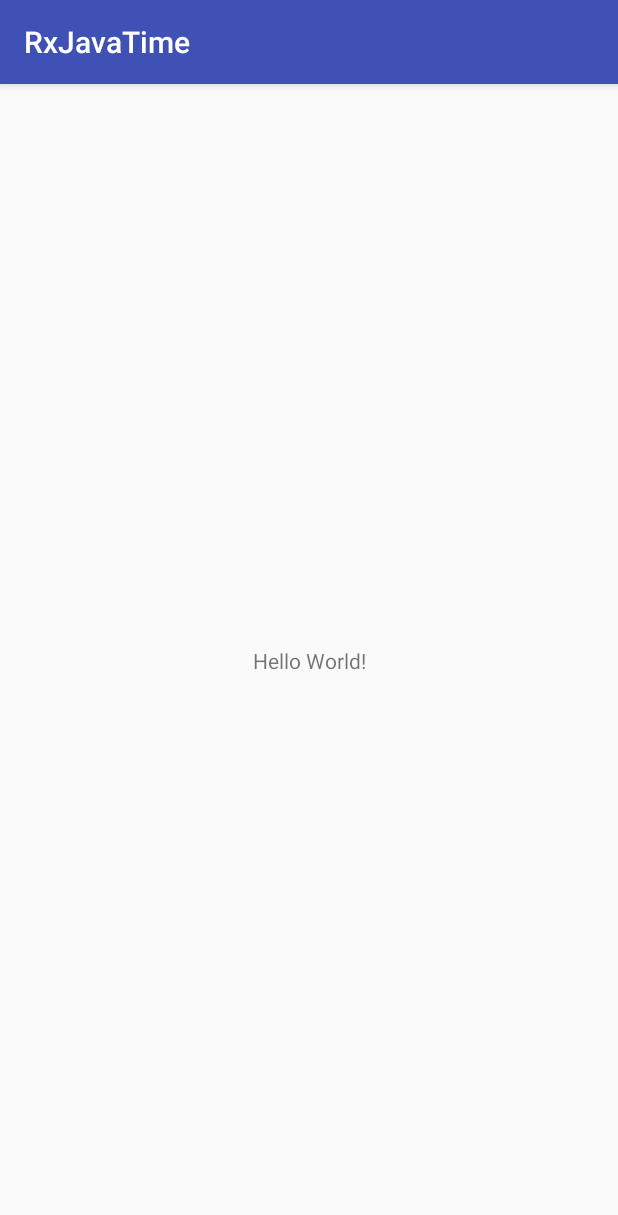
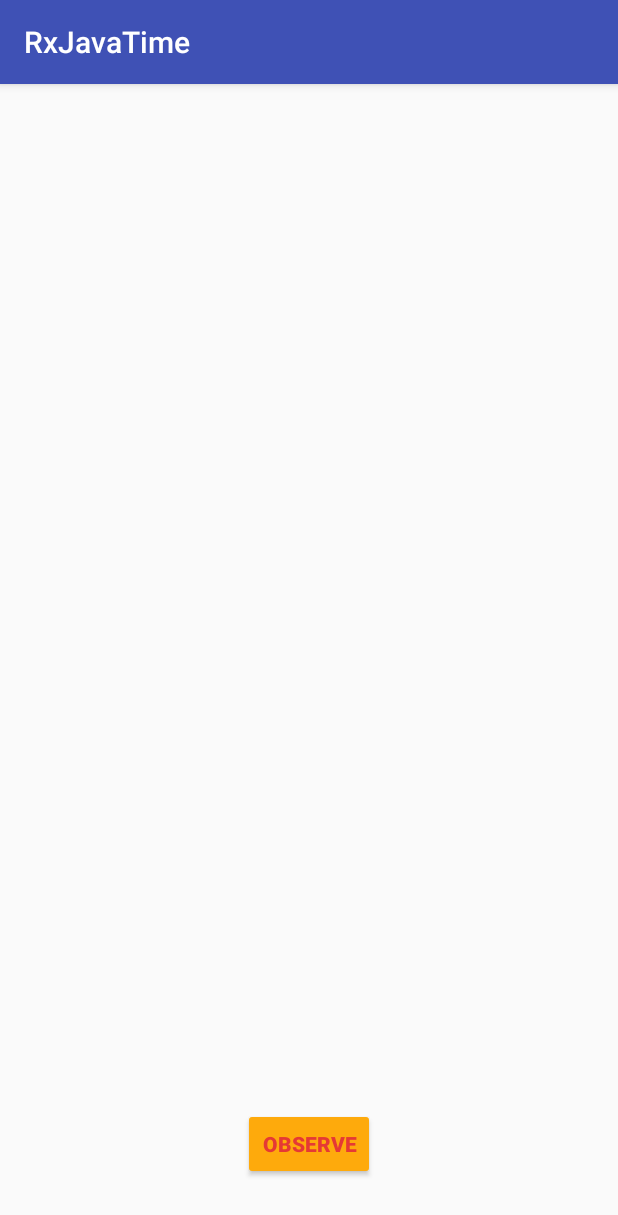
Before and after one commit to krasimiracle/App-a-day, an Android app: the screen it shows after launch (MainActivity), on a phone screen of 412 x 824 dp. Shown: the top 1215 px of the screen. Run offline under Robolectric (Android 15) with nearby library versions, the phone set to English and light mode, and no system bars; our stand-ins replace RxJava.

Commit message:
Timer with RxJava finished

```diff
--- a/2.RxJavaTime/app/build.gradle
+++ b/2.RxJavaTime/app/build.gradle
@@ -16,6 +16,10 @@ android {
             proguardFiles getDefaultProguardFile('proguard-android.txt'), 'proguard-rules.pro'
         }
     }
+    compileOptions {
+        targetCompatibility 1.8
+        sourceCompatibility 1.8
+    }
 }
 
 dependencies {
--- a/2.RxJavaTime/app/src/main/java/com/stoyanov5/rxjavatime/MainActivity.java
+++ b/2.RxJavaTime/app/src/main/java/com/stoyanov5/rxjavatime/MainActivity.java
@@ -1,12 +1,27 @@
 package com.stoyanov5.rxjavatime;
 
+import android.os.Bundle;
 import android.support.v7.app.AppCompatActivity;
-import android.os.Bundle;
+import android.view.View;
+import android.widget.Button;
 import android.widget.TextView;
+
+import java.util.Observable;
+import java.util.concurrent.TimeUnit;
+
+import io.reactivex.BackpressureStrategy;
+import io.reactivex.Flowable;
+import io.reactivex.FlowableEmitter;
+import io.reactivex.FlowableOnSubscribe;
+import io.reactivex.Observer;
+import io.reactivex.android.schedulers.AndroidSchedulers;
+import io.reactivex.disposables.Disposable;
 
 public class MainActivity extends AppCompatActivity {
 
     private TextView textView;
+
+    private Button observeButton;
 
     @Override
     protected void onCreate(Bundle savedInstanceState) {
@@ -14,5 +29,19 @@ public class MainActivity extends AppCompatActivity {
         setContentView(R.layout.activity_main);
 
         textView = findViewById(R.id.text);
+        observeButton = findViewById(R.id.button);
+
+        observeButton.setOnClickListener(new View.OnClickListener() {
+            @Override
+            public void onClick(View view) {
+                runSchedulerOnButtonClicked();
+            }
+        });
+    }
+
+    void runSchedulerOnButtonClicked() {
+        Disposable observable = Flowable.interval(1, TimeUnit.SECONDS).map(v -> (v % 30) + 1)
+                .observeOn(AndroidSchedulers.mainThread())
+                .subscribe(result -> textView.setText(result.toString()));
     }
 }
--- a/2.RxJavaTime/app/src/main/res/layout/activity_main.xml
+++ b/2.RxJavaTime/app/src/main/res/layout/activity_main.xml
@@ -10,10 +10,31 @@
         android:id="@+id/text"
         android:layout_width="wrap_content"
         android:layout_height="wrap_content"
-        android:text="Hello World!"
+        android:textAppearance="@android:style/TextAppearance.Material.Large"
+        android:textSize="36sp"
+        android:textStyle="bold"
         app:layout_constraintBottom_toBottomOf="parent"
         app:layout_constraintLeft_toLeftOf="parent"
         app:layout_constraintRight_toRightOf="parent"
         app:layout_constraintTop_toTopOf="parent" />
 
+    <Button
+        android:id="@+id/button"
+        android:layout_width="wrap_content"
+        android:layout_height="wrap_content"
+        android:layout_marginBottom="32dp"
+        android:layout_marginEnd="8dp"
+        android:layout_marginStart="8dp"
+        android:layout_marginTop="8dp"
+        android:backgroundTint="?android:attr/colorPressedHighlight"
+        android:elevation="5dp"
+        android:text="Observe"
+        android:textColor="@color/colorAccent"
+        android:textStyle="bold"
+        app:layout_constraintBottom_toBottomOf="parent"
+        app:layout_constraintEnd_toEndOf="parent"
+        app:layout_constraintStart_toStartOf="parent"
+        app:layout_constraintTop_toBottomOf="@+id/text"
+        app:layout_constraintVertical_bias="0.98" />
+
 </android.support.constraint.ConstraintLayout>
--- a/2.RxJavaTime/app/src/main/res/values/colors.xml
+++ b/2.RxJavaTime/app/src/main/res/values/colors.xml
@@ -2,5 +2,5 @@
 <resources>
     <color name="colorPrimary">#3F51B5</color>
     <color name="colorPrimaryDark">#303F9F</color>
-    <color name="colorAccent">#FF4081</color>
+    <color name="colorAccent">#E53935</color>
 </resources>
```
